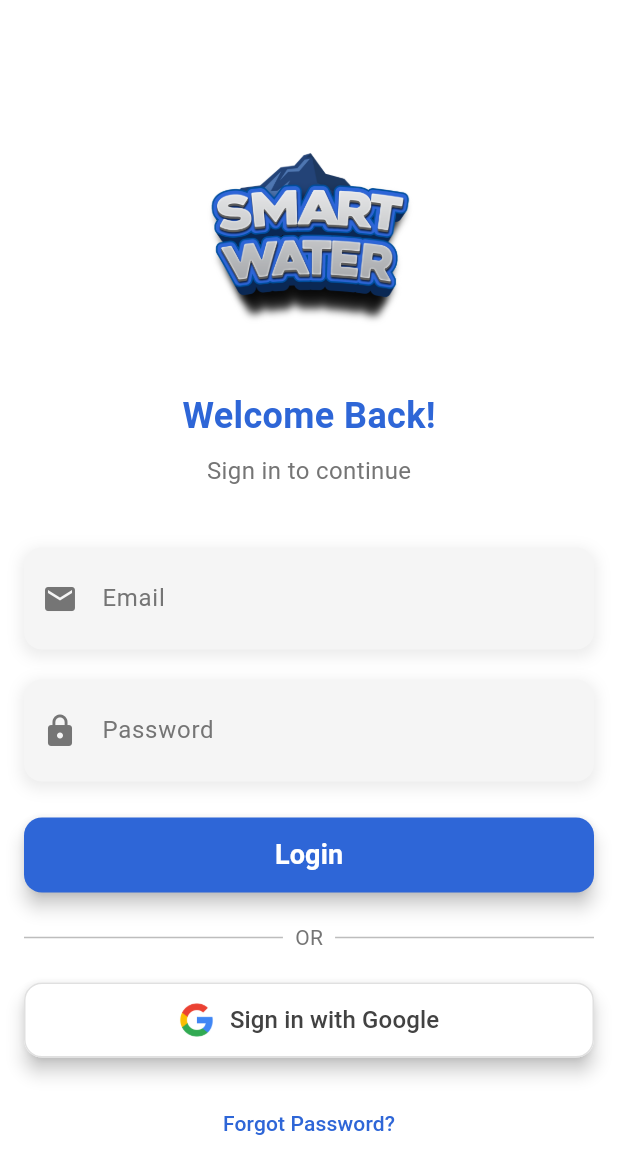
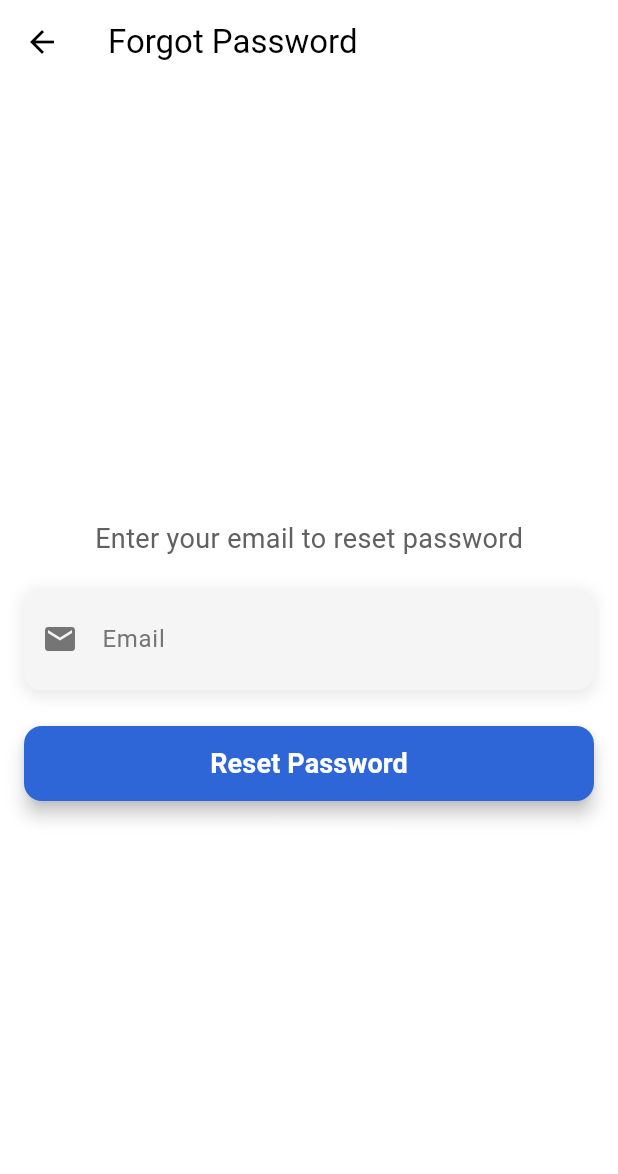
Before and after one commit to flameberry/PrimePatrol, a Flutter app: the screen it shows after launch, after a tap on "Forgot Password?", on a phone screen of 412 x 824 dp. Shown: the top 1174 px of the screen. Run offline on Flutter 3.47's test engine with Material 3 defaults, Android fonts, the phone set to English and light mode, and no system bars; our stand-ins replace circle_nav_bar, firebase_auth, firebase_core, firebase_messaging, google_sign_in, image_picker; missing offline and left inert: dart_amqp; accounts and stored records are empty.

Commit message:
Add Forgot Password functionality and improve Google Sign-In error handling

```diff
--- /dev/null
+++ b/lib/forgot_pass.dart
@@ -0,0 +1,140 @@
+import 'package:flutter/material.dart';
+import 'package:firebase_auth/firebase_auth.dart';
+
+class ForgotPasswordPage extends StatefulWidget {
+  @override
+  _ForgotPasswordPageState createState() => _ForgotPasswordPageState();
+}
+
+class _ForgotPasswordPageState extends State<ForgotPasswordPage> {
+  final TextEditingController _emailController = TextEditingController();
+  final FirebaseAuth _auth = FirebaseAuth.instance;
+  final _formKey = GlobalKey<FormState>();
+
+  Future<void> _resetPassword() async {
+    if (_formKey.currentState!.validate()) {
+      try {
+        await _auth.sendPasswordResetEmail(email: _emailController.text);
+        _showMessageDialog('Password Reset Email Sent',
+            'Check your email for a password reset link.', Colors.green);
+      } on FirebaseAuthException catch (e) {
+        _showMessageDialog(
+            'Error', e.message ?? 'Failed to send reset email.', Colors.red);
+      }
+    }
+  }
+
+  void _showMessageDialog(String title, String message, Color color) {
+    showDialog(
+      context: context,
+      builder: (context) {
+        return AlertDialog(
+          backgroundColor: Colors.white,
+          shape: RoundedRectangleBorder(
+            borderRadius: BorderRadius.circular(16.0),
+          ),
+          title: Text(title,
+              style: TextStyle(color: color, fontWeight: FontWeight.bold)),
+          content: Text(message, style: TextStyle(color: Colors.grey[800])),
+          actions: [
+            TextButton(
+              onPressed: () => Navigator.of(context).pop(),
+              child: Text('OK', style: TextStyle(color: Color(0xFF2E66D7))),
+            ),
+          ],
+        );
+      },
+    );
+  }
+
+  @override
+  Widget build(BuildContext context) {
+    return Scaffold(
+      backgroundColor: Colors.white,
+      appBar: AppBar(
+        backgroundColor: Colors.white,
+        elevation: 0,
+        iconTheme: IconThemeData(color: Colors.black),
+        title: Text('Forgot Password', style: TextStyle(color: Colors.black)),
+      ),
+      body: Padding(
+        padding: EdgeInsets.all(16.0),
+        child: Column(
+          mainAxisAlignment: MainAxisAlignment.center,
+          children: [
+            Text(
+              'Enter your email to reset password',
+              style: TextStyle(fontSize: 18.0, color: Colors.grey[700]),
+            ),
+            SizedBox(height: 20.0),
+            Form(
+              key: _formKey,
+              child: Container(
+                decoration: BoxDecoration(
+                  color: Colors.grey[100],
+                  borderRadius: BorderRadius.circular(12.0),
+                  boxShadow: [
+                    BoxShadow(
+                      color: Colors.grey.withOpacity(0.2),
+                      spreadRadius: 2,
+                      blurRadius: 8,
+                      offset: Offset(0, 3),
+                    )
+                  ],
+                ),
+                child: TextFormField(
+                  controller: _emailController,
+                  decoration: InputDecoration(
+                    border: InputBorder.none,
+                    contentPadding:
+                        EdgeInsets.symmetric(horizontal: 16.0, vertical: 14.0),
+                    labelText: 'Email',
+                    labelStyle: TextStyle(color: Colors.grey[600]),
+                    prefixIcon: Icon(Icons.email, color: Colors.grey[600]),
+                  ),
+                  keyboardType: TextInputType.emailAddress,
+                  validator: (value) {
+                    if (value == null || value.isEmpty) {
+                      return 'Please enter your email';
+                    } else if (!RegExp(r'^[^@]+@[^@]+\.[^@]+')
+                        .hasMatch(value)) {
+                      return 'Enter a valid email';
+                    }
+                    return null;
+                  },
+                ),
+              ),
+            ),
+            SizedBox(height: 24.0),
+            SizedBox(
+              width: double.infinity,
+              height: 50,
+              child: ElevatedButton(
+                onPressed: _resetPassword,
+                style: ElevatedButton.styleFrom(
+                  backgroundColor: Color(0xFF2E66D7),
+                  shape: RoundedRectangleBorder(
+                      borderRadius: BorderRadius.circular(12.0)),
+                  elevation: 5,
+                ),
+                child: Text(
+                  'Reset Password',
+                  style: TextStyle(
+                      color: Colors.white,
+                      fontSize: 18.0,
+                      fontWeight: FontWeight.bold),
+                ),
+              ),
+            ),
+          ],
+        ),
+      ),
+    );
+  }
+
+  @override
+  void dispose() {
+    _emailController.dispose();
+    super.dispose();
+  }
+}
--- a/lib/login_pg.dart
+++ b/lib/login_pg.dart
@@ -1,6 +1,7 @@
 import 'package:flutter/material.dart';
 import 'package:firebase_auth/firebase_auth.dart';
 import 'package:google_sign_in/google_sign_in.dart';
+import 'package:smartwater/forgot_pass.dart';
 import 'package:smartwater/nav_bar.dart';
 
 class LoginPg extends StatefulWidget {
@@ -41,11 +42,11 @@
 
   Future<void> _signInWithGoogle() async {
     try {
-      // Trigger Google Sign-In flow
+      // Trigger the Google Sign-In flow
       final GoogleSignInAccount? googleUser = await _googleSignIn.signIn();
-      if (googleUser == null) return; // User canceled the sign-in
+      if (googleUser == null) return; // User canceled sign-in
 
-      // Obtain auth details from the request
+      // Obtain the Google authentication details
       final GoogleSignInAuthentication googleAuth =
           await googleUser.authentication;
 
@@ -56,15 +57,18 @@
       );
 
       // Sign in to Firebase with the Google credential
-      await _auth.signInWithCredential(credential);
+      final UserCredential userCredential =
+          await _auth.signInWithCredential(credential);
 
       // Navigate to home page after successful login
       Navigator.pushReplacement(
         context,
         MaterialPageRoute(builder: (context) => NavBar()),
       );
+    } on FirebaseAuthException catch (e) {
+      _showErrorDialog(e.message ?? 'Google Sign-In failed. Please try again.');
     } catch (e) {
-      _showErrorDialog('Google Sign-In failed. Please try again.');
+      _showErrorDialog('An unexpected error occurred. Please try again.');
     }
   }
 
@@ -310,7 +314,11 @@
                 // Forgot Password Link
                 TextButton(
                   onPressed: () {
-                    // Add forgot password functionality
+                    Navigator.push(
+                      context,
+                      MaterialPageRoute(
+                          builder: (context) => ForgotPasswordPage()),
+                    );
                   },
                   child: Text(
                     'Forgot Password?',
```
